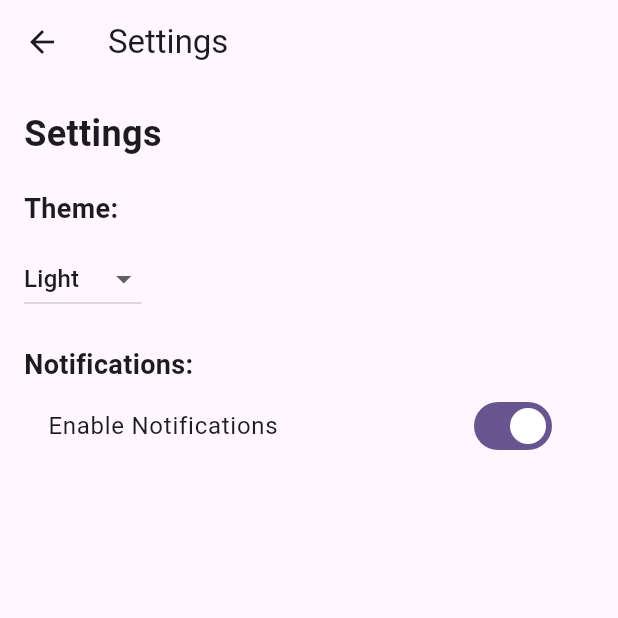
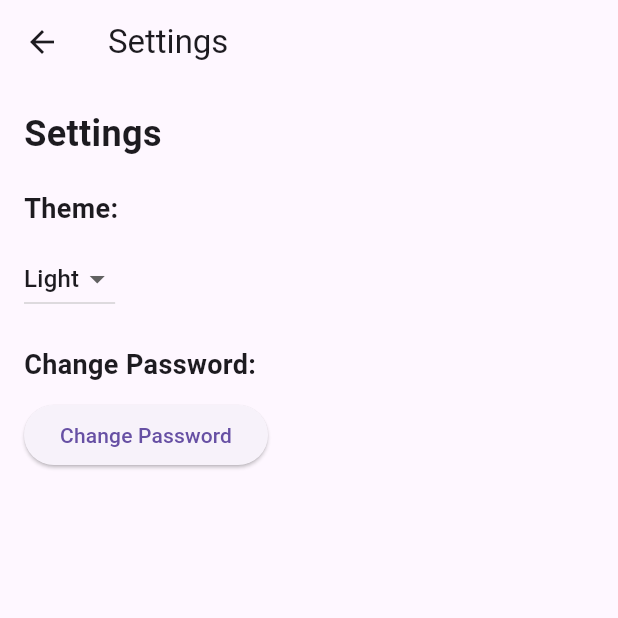
Before and after one commit to Iskren201/Flutter, a Flutter app: the Home screen opened directly with empty values, after a tap on "Settings", on a phone screen of 412 x 824 dp, the top half of it. Run offline on Flutter 3.47's test engine with Material 3 defaults, Android fonts, the phone set to English and light mode, and no system bars; our stand-ins replace animated_text_kit, geolocator, google_maps_flutter, permission_handler; network calls fail.

Commit message:
update flutter component

```diff
--- a/Project flutter/app/project/lib/pages/home_page.dart
+++ b/Project flutter/app/project/lib/pages/home_page.dart
@@ -1,5 +1,6 @@
 import 'package:animated_text_kit/animated_text_kit.dart';
 import 'package:flutter/material.dart';
+import 'package:project/pages/google_maps_page.dart';
 import 'notelist_page.dart';
 import 'weather_page.dart';
 import 'settings_page.dart'; // Import the settings page
@@ -32,6 +33,12 @@ class _HomeState extends State<Home> {
       );
     } else if (index == 3) {
       _logout(context);
+    } else if (index == 4) {
+      // Navigate to Google Maps page
+      Navigator.push(
+        context,
+        MaterialPageRoute(builder: (context) => GoogleMapComponent()),
+      );
     }
   }
 
@@ -92,6 +99,13 @@ class _HomeState extends State<Home> {
                   },
                 ),
                 ElevatedButton.icon(
+                  icon: Icon(Icons.map),
+                  label: Text('Google Maps'), // Button for Google Maps
+                  onPressed: () {
+                    _navigateTo(4);
+                  },
+                ),
+                ElevatedButton.icon(
                   icon: Icon(Icons.exit_to_app),
                   label: Text('Logout'),
                   onPressed: () {
--- a/Project flutter/app/project/lib/pages/settings_page.dart
+++ b/Project flutter/app/project/lib/pages/settings_page.dart
@@ -1,30 +1,13 @@
 import 'package:flutter/material.dart';
-
-class ThemeNotifier extends ChangeNotifier {
-  ThemeData _currentTheme;
-  bool _isDarkMode;
-
-  ThemeNotifier()
-      : _isDarkMode = false,
-        _currentTheme = ThemeData.light();
-
-  ThemeData get currentTheme => _currentTheme;
-  bool get isDarkMode => _isDarkMode;
-
-  void toggleTheme(bool isDark) {
-    _isDarkMode = isDark;
-    if (isDark) {
-      _currentTheme = ThemeData.dark();
-    } else {
-      _currentTheme = ThemeData.light();
-    }
-    notifyListeners();
-  }
-}
+import 'package:provider/provider.dart';
+import 'theme_notifier.dart';
+import 'change_password_page.dart';
 
 class SettingsPage extends StatelessWidget {
   @override
   Widget build(BuildContext context) {
+    final themeNotifier = Provider.of<ThemeNotifier>(context);
+
     return Scaffold(
       appBar: AppBar(
         title: Text('Settings'),
@@ -51,11 +34,13 @@ class SettingsPage extends StatelessWidget {
             ),
             SizedBox(height: 10),
             DropdownButton<String>(
-              value: 'Light', // Change this value according to your app's theme
+              value: themeNotifier.isDarkMode ? 'Dark' : 'Light',
               onChanged: (String? newValue) {
-                // Implement theme change logic here
+                if (newValue != null) {
+                  themeNotifier.toggleTheme(newValue == 'Dark');
+                }
               },
-              items: <String>['Light', 'Dark', 'System'].map((String value) {
+              items: <String>['Light', 'Dark'].map((String value) {
                 return DropdownMenuItem<String>(
                   value: value,
                   child: Text(value),
@@ -64,18 +49,21 @@ class SettingsPage extends StatelessWidget {
             ),
             SizedBox(height: 20),
             Text(
-              'Notifications:',
+              'Change Password:',
               style: TextStyle(
                 fontSize: 18,
                 fontWeight: FontWeight.bold,
               ),
             ),
-            SwitchListTile(
-              title: Text('Enable Notifications'),
-              value: true, // Change this value according to user preference
-              onChanged: (bool value) {
-                // Implement notification toggle logic here
+            SizedBox(height: 10),
+            ElevatedButton(
+              onPressed: () {
+                Navigator.push(
+                  context,
+                  MaterialPageRoute(builder: (context) => ChangePasswordPage()),
+                );
               },
+              child: Text('Change Password'),
             ),
           ],
         ),
--- /dev/null
+++ b/Project flutter/app/project/lib/pages/theme_notifier.dart
@@ -0,0 +1,23 @@
+import 'package:flutter/material.dart';
+
+class ThemeNotifier extends ChangeNotifier {
+  ThemeData _currentTheme;
+  bool _isDarkMode;
+
+  ThemeNotifier()
+      : _isDarkMode = false,
+        _currentTheme = ThemeData.light();
+
+  ThemeData get currentTheme => _currentTheme;
+  bool get isDarkMode => _isDarkMode;
+
+  void toggleTheme(bool isDark) {
+    _isDarkMode = isDark;
+    if (isDark) {
+      _currentTheme = ThemeData.dark();
+    } else {
+      _currentTheme = ThemeData.light();
+    }
+    notifyListeners();
+  }
+}
--- a/Project flutter/app/project/pubspec.yaml
+++ b/Project flutter/app/project/pubspec.yaml
@@ -11,11 +11,13 @@ dependencies:
     sdk: flutter
   cupertino_icons: ^1.0.6
   permission_handler: ^10.2.0
-  http: ^1.2.1 # Moved from dev_dependencies to dependencies
+  http: ^1.2.1
   geolocator: ^11.0.0
   geocoding: ^3.0.0
   lottie: ^3.1.0
-  animated_text_kit: ^4.2.1 # Add this line for animated_text_kit
+  animated_text_kit: ^4.2.1
+  provider: ^6.0.1
+  google_maps_flutter: ^2.0.8
 
 dev_dependencies:
   flutter_test:
```
Also changed, not shown: Project flutter/app/project/lib/main.dart (+15 -5 lines), Project flutter/app/project/lib/pages/change_password_page.dart (added, +75 -0 lines), Project flutter/app/project/lib/pages/google_maps_page.dart (added, +48 -0 lines), Project flutter/app/project/pubspec.lock, 4 other files.
